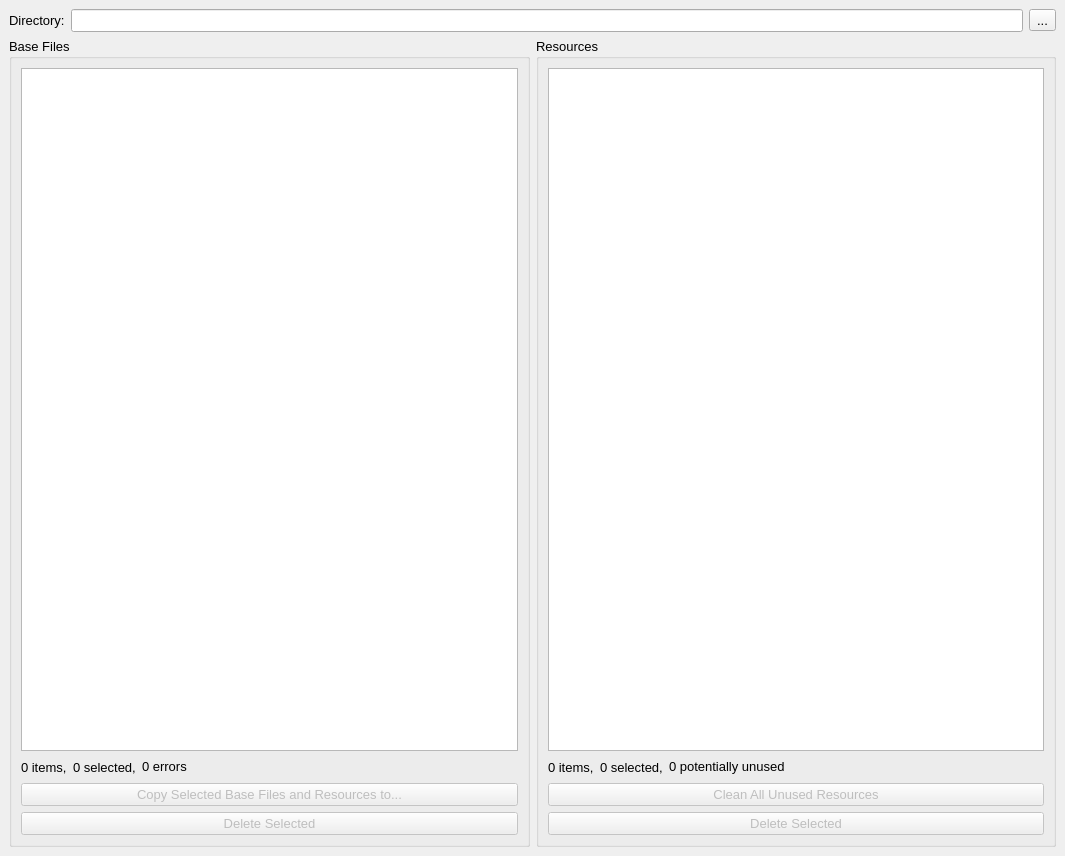
Old version of the form gensarchivecleaner.ui in the repository brianuuu/GensArchiveCleaner.
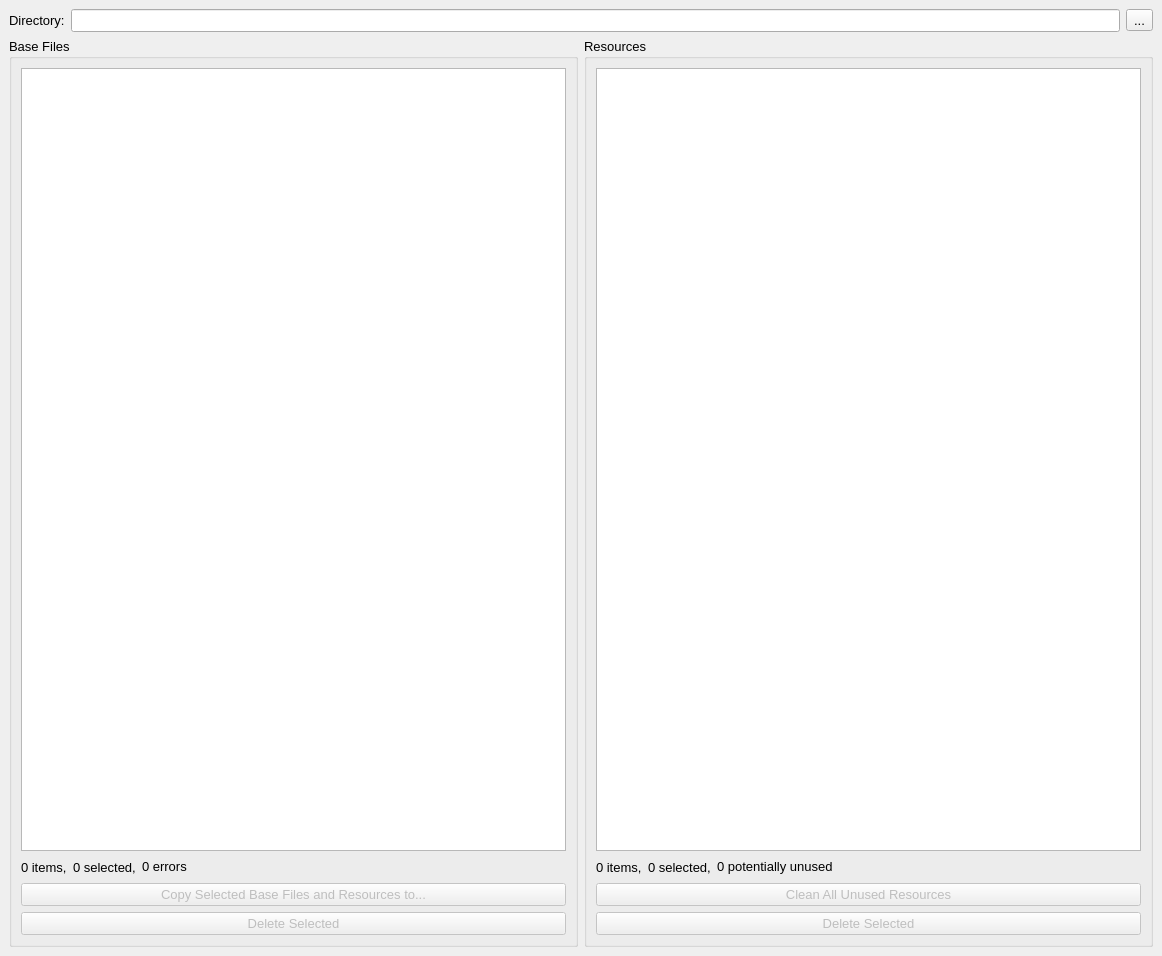
New version of the form. Custom widgets are drawn as their Qt base class.

Commit message: Refresh directory manually when files are changed

Patch:
```diff
--- a/gensarchivecleaner.ui
+++ b/gensarchivecleaner.ui
@@ -6,8 +6,8 @@
    <rect>
     <x>0</x>
     <y>0</y>
-    <width>1065</width>
-    <height>856</height>
+    <width>1162</width>
+    <height>956</height>
    </rect>
   </property>
   <property name="font">
```
The commit also changes 2 other files.
